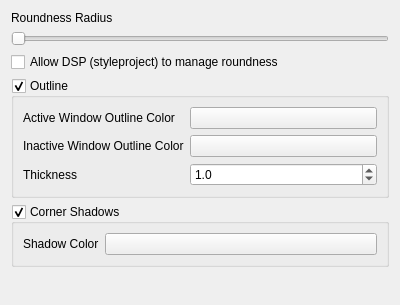
First picture: the form in shapecorners_config.ui, repository matinlotfali/KDE-Rounded-Corners, before the edit.
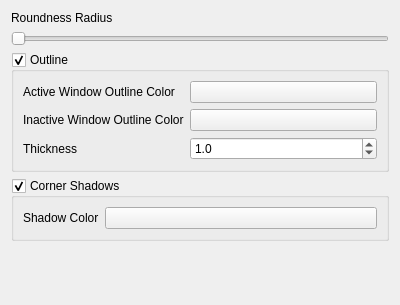
Second picture: the form after the edit. Custom widgets are drawn as their Qt base class.

```diff
--- a/shapecorners_config.ui
+++ b/shapecorners_config.ui
@@ -39,13 +39,6 @@
        </property>
       </widget>
      </item>
-     <item>
-      <widget class="QCheckBox" name="dsp">
-       <property name="text">
-        <string>Allow DSP (styleproject) to manage roundness</string>
-       </property>
-      </widget>
-     </item>
      <item>
       <widget class="QGroupBox" name="drawOutlineEnabled">
        <property name="title">
```
